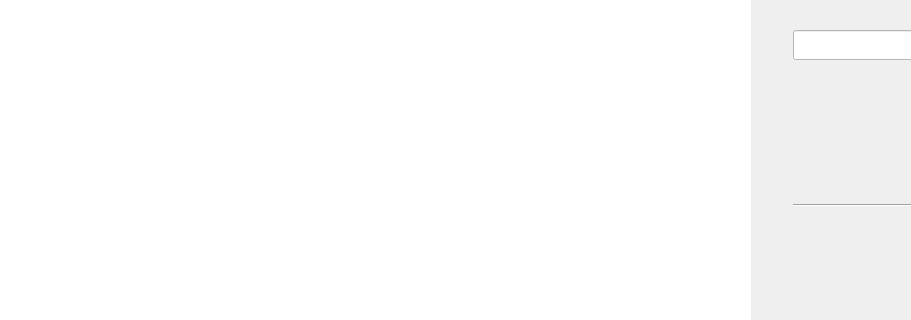
Qt form studententekhabvaheddialog.ui (AliRn76/Student-Portal) before a commit; both pictures show x 0 to 911 and y 0 to 320 of the 1200 by 650 pixel window.
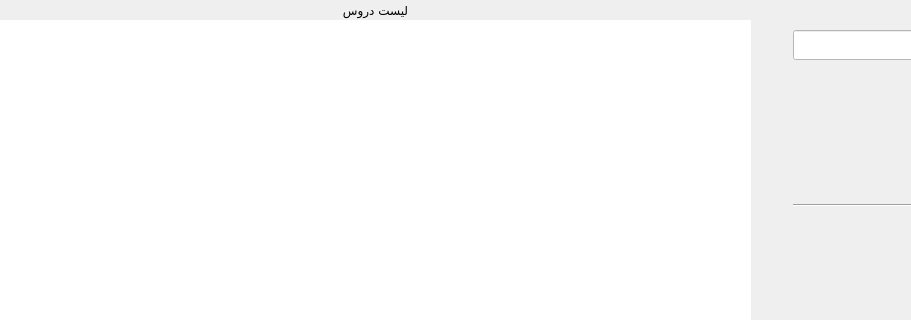
The same form after that commit.

Commit message: Ali - 5/21/2019 - error Student EntekhabVahed Fix Shod

Patch:
```diff
--- a/studententekhabvaheddialog.ui
+++ b/studententekhabvaheddialog.ui
@@ -17,9 +17,9 @@
    <property name="geometry">
     <rect>
      <x>0</x>
-     <y>0</y>
+     <y>20</y>
      <width>751</width>
-     <height>411</height>
+     <height>391</height>
     </rect>
    </property>
    <property name="frameShape">
@@ -612,6 +612,30 @@
     <set>Qt::AlignBottom|Qt::AlignHCenter</set>
    </property>
   </widget>
+  <widget class="QLabel" name="label_4">
+   <property name="geometry">
+    <rect>
+     <x>0</x>
+     <y>0</y>
+     <width>751</width>
+     <height>20</height>
+    </rect>
+   </property>
+   <property name="font">
+    <font>
+     <family>B Titr</family>
+    </font>
+   </property>
+   <property name="styleSheet">
+    <string notr="true"/>
+   </property>
+   <property name="text">
+    <string>لیست دروس</string>
+   </property>
+   <property name="alignment">
+    <set>Qt::AlignCenter</set>
+   </property>
+  </widget>
  </widget>
  <resources/>
  <connections>
```
The commit also changes 2 other files.
